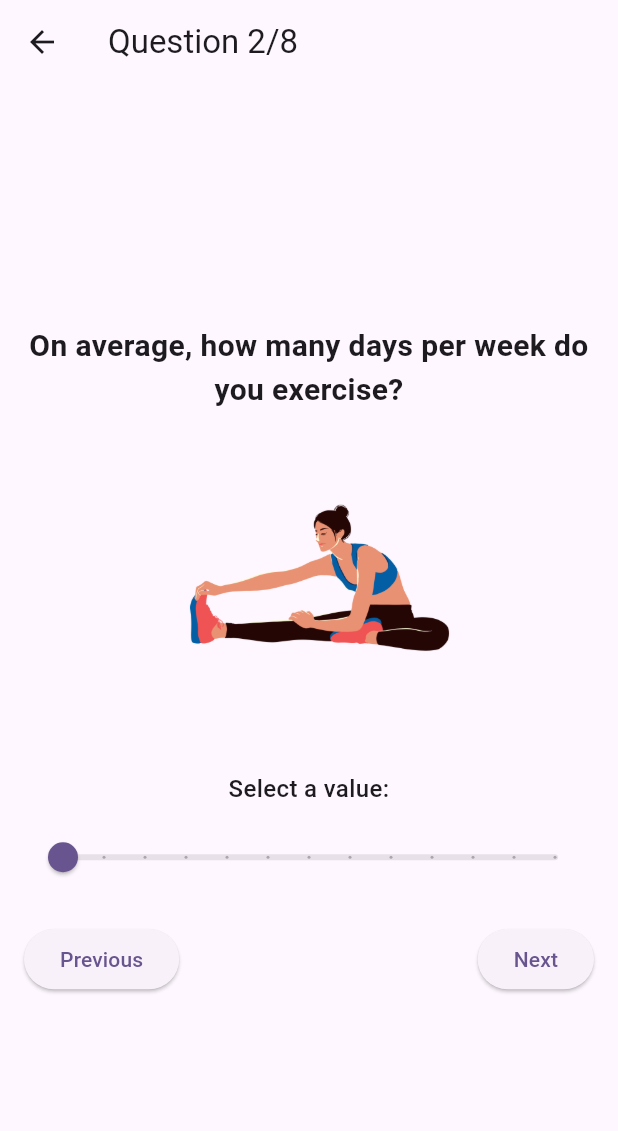
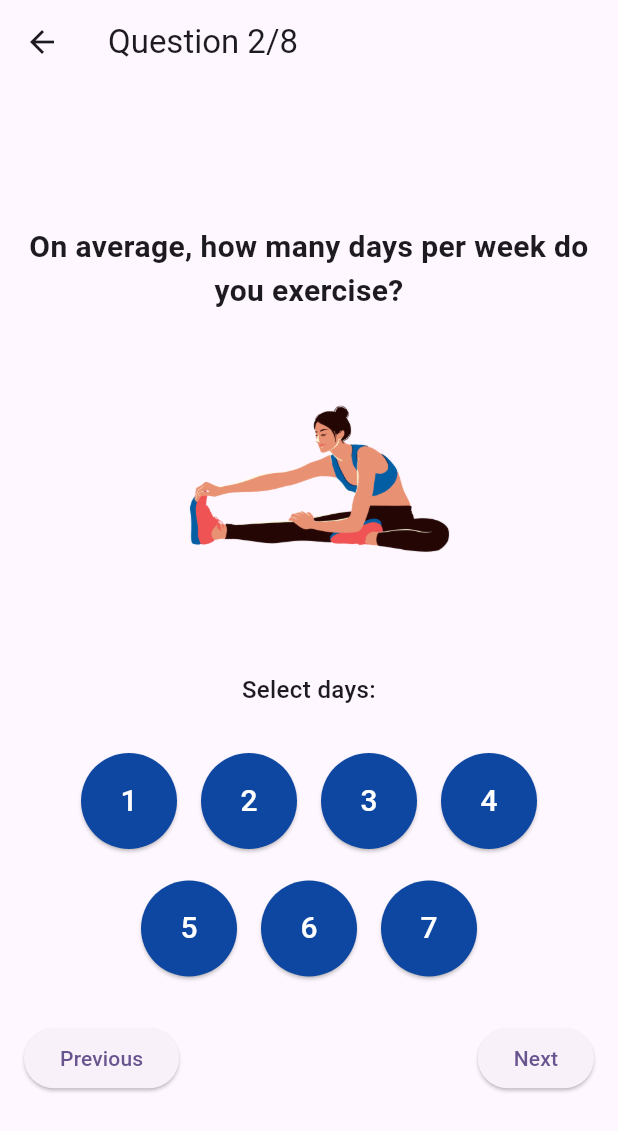
Before and after one commit to IT21161674/Ayuraura, a Flutter app: the BehaviorsQuizScreen screen opened directly, after a tap on "Next", on a phone screen of 412 x 824 dp. Shown: the top 1131 px of the screen. Run offline on Flutter 3.47's test engine with Material 3 defaults, Android fonts, the phone set to English and light mode, and no system bars; our stand-ins replace bottom_navy_bar, camera, charts_flutter, cloud_firestore, equatable, firebase_auth and 7 more; missing offline and left inert: stress_management, zoom_widget; accounts and stored records are empty.

Commit message:
added buttons instead of seekbar to select num of days excercise per week

```diff
--- a/frontend/lib/pages/main_pages/behaviors/behavior_quiz_screen.dart
+++ b/frontend/lib/pages/main_pages/behaviors/behavior_quiz_screen.dart
@@ -38,6 +38,68 @@ class _BehaviorsQuizScreenState extends State<BehaviorsQuizScreen> {
             SizedBox(height: 20),
             Image.asset(question['image'], height: 200, fit: BoxFit.contain),
             SizedBox(height: 20),
+            if (_currentQuestionIndex == 1) ...[
+              Text("Select days:", textAlign: TextAlign.center, style: TextStyle(fontSize: 16, fontWeight: FontWeight.w500)),
+              SizedBox(height: 20),
+              Column(
+                children: [
+                  Row(
+                    mainAxisAlignment: MainAxisAlignment.center,
+                    children: List.generate(4, (index) => Padding(
+                      padding: const EdgeInsets.all(8.0),
+                      child: ElevatedButton(
+                        onPressed: () {
+                          setState(() {
+                            _answers[_currentQuestionIndex] = (index + 1).toDouble();
+                          });
+                        },
+                        style: ElevatedButton.styleFrom(
+                          shape: CircleBorder(),
+                          padding: EdgeInsets.all(20),
+                          primary: _answers[_currentQuestionIndex] == (index + 1).toDouble()
+                              ? Colors.blue[300]
+                              : Colors.blue[900],
+                        ),
+                        child: Text(
+                          '${index + 1}',
+                          style: TextStyle(
+                            fontSize: 20,
+                            color: Colors.white,
+                          ),
+                        ),
+                      ),
+                    )),
+                  ),
+                  Row(
+                    mainAxisAlignment: MainAxisAlignment.center,
+                    children: List.generate(3, (index) => Padding(
+                      padding: const EdgeInsets.all(8.0),
+                      child: ElevatedButton(
+                        onPressed: () {
+                          setState(() {
+                            _answers[_currentQuestionIndex] = (index + 5).toDouble();
+                          });
+                        },
+                        style: ElevatedButton.styleFrom(
+                          shape: CircleBorder(),
+                          padding: EdgeInsets.all(20),
+                          primary: _answers[_currentQuestionIndex] == (index + 5).toDouble()
+                              ? Colors.blue[300]
+                              : Colors.blue[900],
+                        ),
+                        child: Text(
+                          '${index + 5}',
+                          style: TextStyle(
+                            fontSize: 20,
+                            color: Colors.white,
+                          ),
+                        ),
+                      ),
+                    )),
+                  ),
+                ],
+              ),
+            ] else ...[
               Text("Select a value:", textAlign: TextAlign.center, style: TextStyle(fontSize: 16, fontWeight: FontWeight.w500)),
               SizedBox(height: 10),
               Slider(
@@ -52,6 +114,7 @@ class _BehaviorsQuizScreenState extends State<BehaviorsQuizScreen> {
                   });
                 },
               ),
+            ],
             SizedBox(height: 20),
             Row(
               mainAxisAlignment: MainAxisAlignment.spaceBetween,
```
Lines whose indentation alone changed are shown as unchanged.
